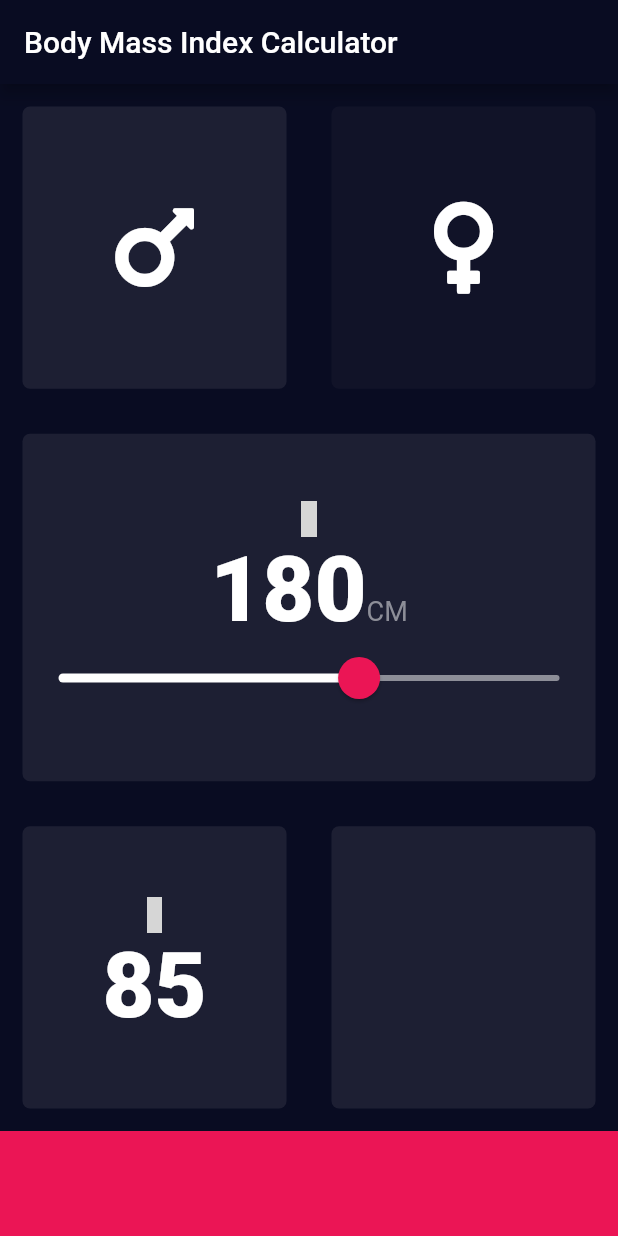
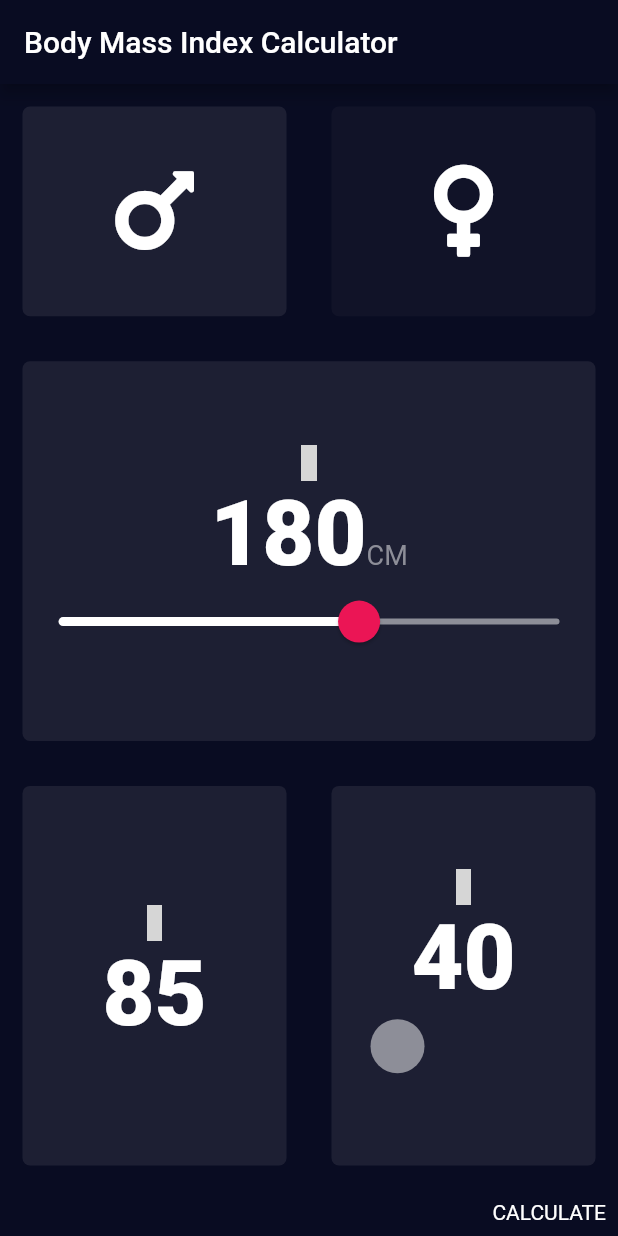
Before and after one commit to TheBeachLab/BMI-calc, a Flutter app: the screen it shows after launch, on a phone screen of 412 x 824 dp. Run offline on Flutter 3.47's test engine with Material 2 defaults, Android fonts, the light colour scheme and no system bars; our stand-ins replace flutter_icons, font_awesome_flutter; grey boxes are pictures that could not be loaded.

Commit message:
late nite commit zzzzz

```diff
--- a/lib/input.dart
+++ b/lib/input.dart
@@ -17,6 +17,7 @@ class _InputPageState extends State<InputPage> {
   Gender selectedGender = Gender.male;
   int height = 180;
   int weight = 85;
+  int age = 40;
 
   @override
   Widget build(BuildContext context) {
@@ -27,7 +28,7 @@ class _InputPageState extends State<InputPage> {
         body: Column(
           children: <Widget>[
             Expanded(
-              flex: 5,
+              flex: 3,
               child: Row(
                 crossAxisAlignment: CrossAxisAlignment.stretch,
                 children: <Widget>[
@@ -71,7 +72,7 @@ class _InputPageState extends State<InputPage> {
               ),
             ),
             MyCard(
-              flex: 6,
+              flex: 5,
               tone: kActiveColor,
               cardChild: Column(
                 mainAxisAlignment: MainAxisAlignment.center,
@@ -140,16 +141,41 @@ class _InputPageState extends State<InputPage> {
                   MyCard(
                     tone: kActiveColor,
                     flex: 1,
+                    cardChild: Column(
+                      mainAxisAlignment: MainAxisAlignment.center,
+                      children: <Widget>[
+                        Icon(MaterialCommunityIcons.cake_variant),
+                        Text(
+                          age.toString(),
+                          style: kNumberStyle,
+                        ),
+                        Row(
+                          children: <Widget>[
+                            RoundButtonWidget(),
+                          ],
+                        )
+                      ],
+                    ),
                   ),
                 ],
               ),
             ),
-            Container(
-              height: kBottomContainerHeight,
-              width: double.infinity,
-              color: kButtonColor,
+            ButtonBar(
+              children: <Widget>[
+                Text('CALCULATE'),
+              ],
             )
           ],
         ));
   }
 }
+
+class RoundButtonWidget extends StatelessWidget {
+  @override
+  Widget build(BuildContext context) {
+    return RawMaterialButton(
+      shape: CircleBorder(),
+      fillColor: kLabelColor,
+    );
+  }
+}
```
